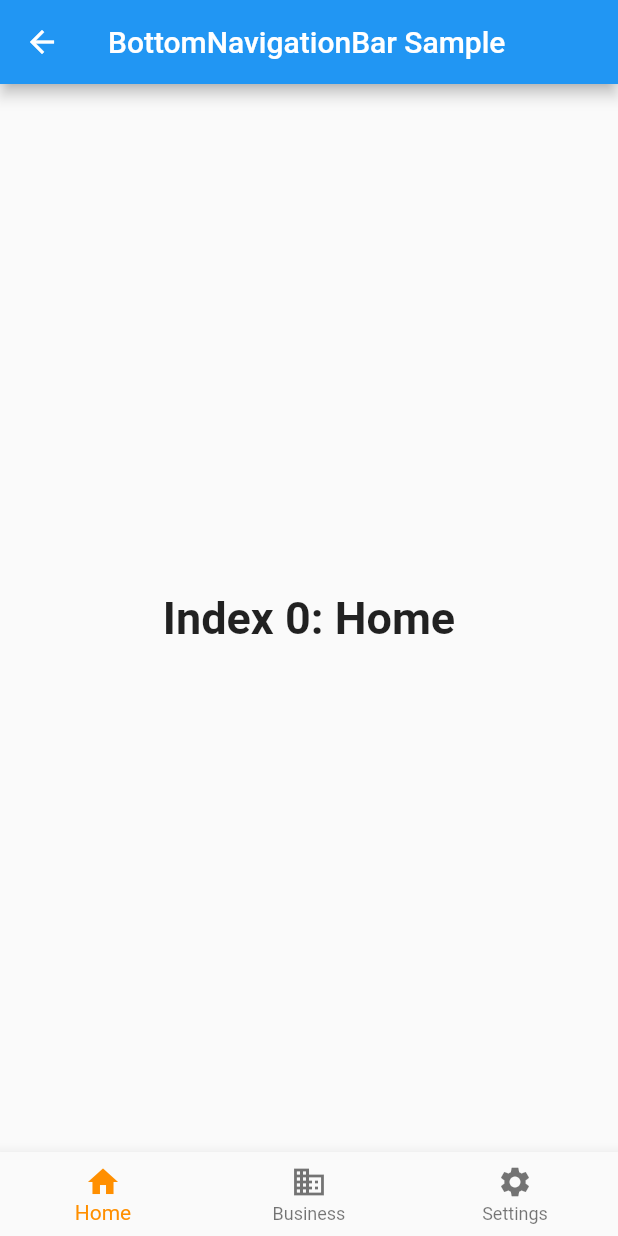
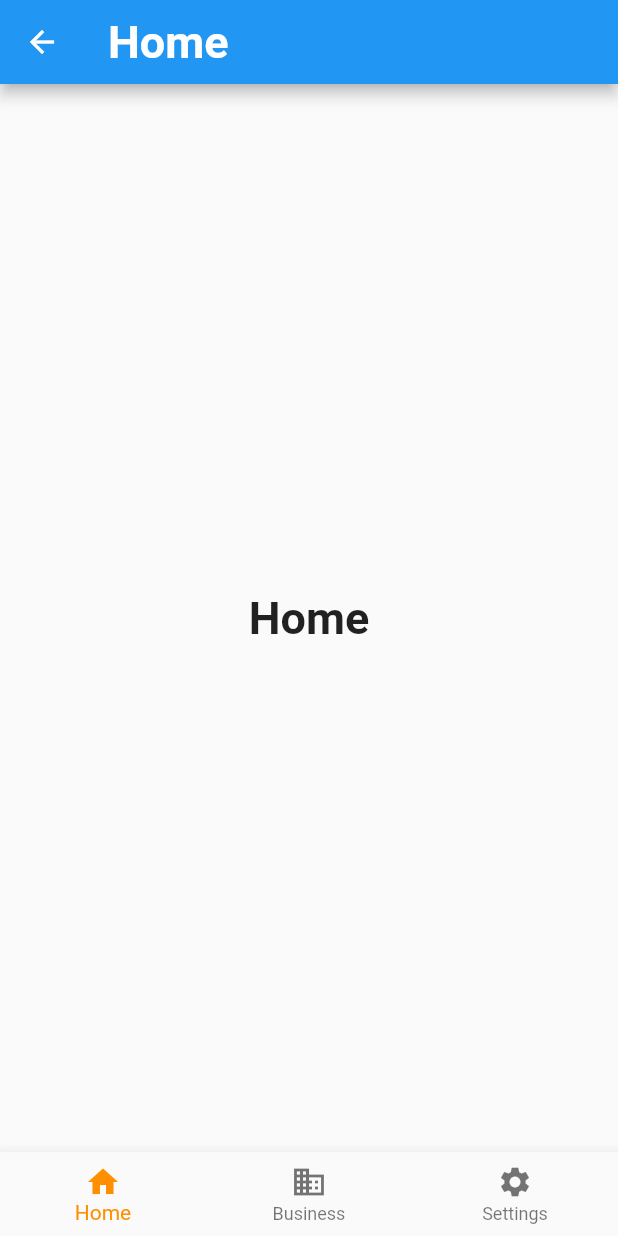
Before and after one commit to ajianaz/learning-flutter, a Flutter app: the MainNavBottom screen opened directly, on a phone screen of 412 x 824 dp. Run offline on Flutter 3.47's test engine with Material 2 defaults, Android fonts, the phone set to English and light mode, and no system bars.

Commit message:
Change Title App bar like navBot label

```diff
--- a/lib/screen/navigation_bottom/main_nav_bottom.dart
+++ b/lib/screen/navigation_bottom/main_nav_bottom.dart
@@ -8,24 +8,26 @@ class MainNavBottom extends StatefulWidget {
 }
 
 class MainNavBottomState extends State<MainNavBottom> {
+  String appBarTitle = "Navigation Bottom";
+
   int _selectedIndex = 0;
   static const TextStyle optionStyle =
       TextStyle(fontSize: 30, fontWeight: FontWeight.bold);
   static const List<Widget> _widgetOptions = <Widget>[
     Text(
-      'Index 0: Home',
+      'Home',
       style: optionStyle,
     ),
     Text(
-      'Index 1: Business',
+      'Business',
       style: optionStyle,
     ),
+    // Text(
+    //   'Index 2: School',
+    //   style: optionStyle,
+    // ),
     Text(
-      'Index 2: School',
-      style: optionStyle,
-    ),
-    Text(
-      'Index 3: Settings',
+      ' Settings',
       style: optionStyle,
     ),
   ];
@@ -40,7 +42,7 @@ class MainNavBottomState extends State<MainNavBottom> {
   Widget build(BuildContext context) {
     return Scaffold(
       appBar: AppBar(
-        title: const Text('BottomNavigationBar Sample'),
+        title: _widgetOptions.elementAt(_selectedIndex),
       ),
       body: Center(
         child: _widgetOptions.elementAt(_selectedIndex),
```
